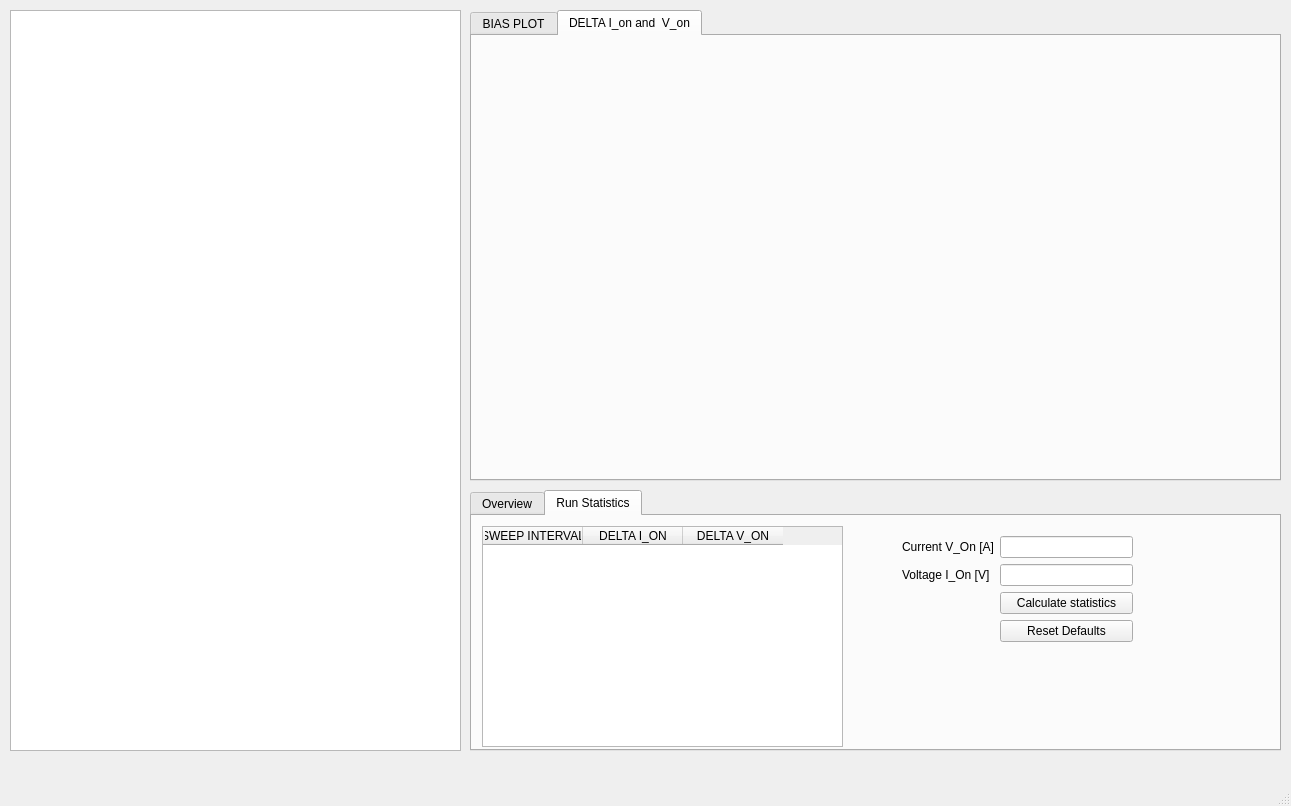
Above: BiasAnalyse/ui_files/bias_analyse.ui from ameysm/BiasAnalyse before the change. Below: the same form after it.
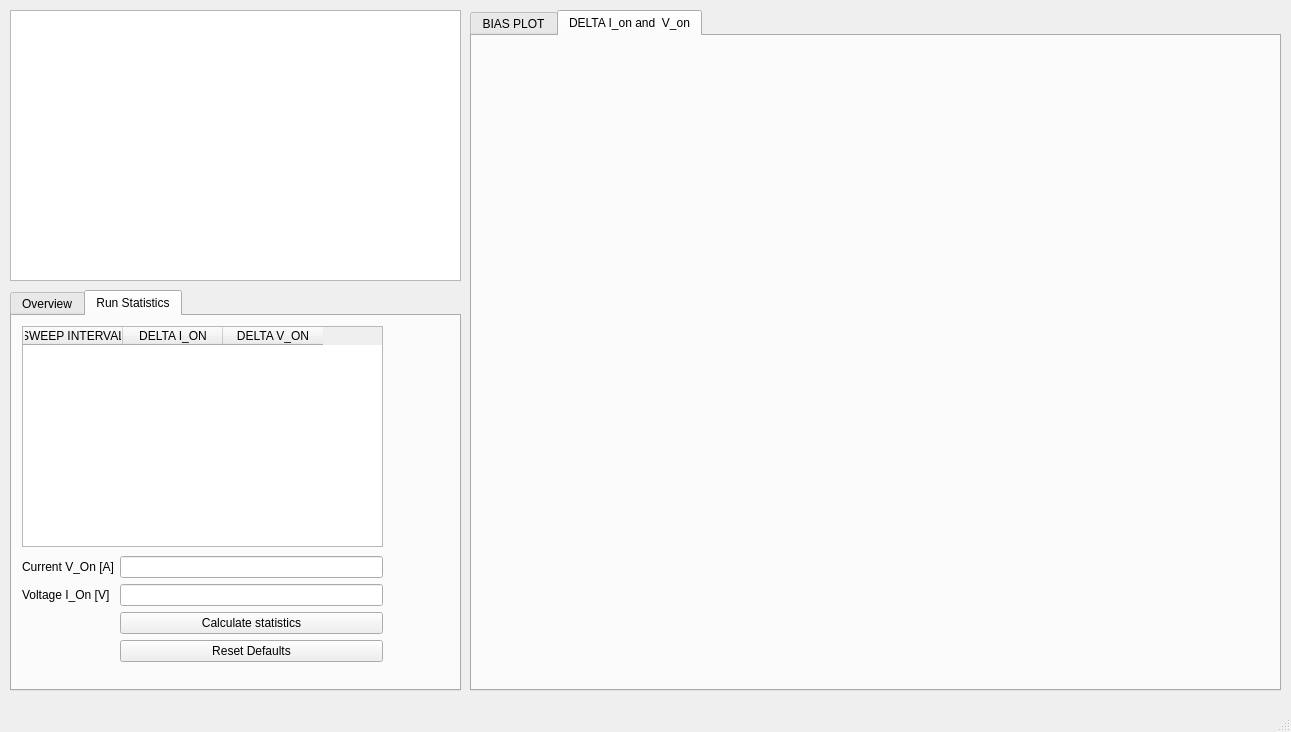
That is the form after the change. The open tabs and pages were chosen to show the change. Custom widgets are drawn as their Qt base class.

Patch:
```diff
--- a/BiasAnalyse/ui_files/bias_analyse.ui
+++ b/BiasAnalyse/ui_files/bias_analyse.ui
@@ -7,7 +7,7 @@
     <x>0</x>
     <y>0</y>
     <width>1291</width>
-    <height>806</height>
+    <height>732</height>
    </rect>
   </property>
   <property name="windowTitle">
@@ -20,17 +20,17 @@
       <x>10</x>
       <y>10</y>
       <width>451</width>
-      <height>741</height>
+      <height>271</height>
      </rect>
     </property>
    </widget>
    <widget class="QTabWidget" name="tabWidget">
     <property name="geometry">
      <rect>
-      <x>470</x>
-      <y>490</y>
-      <width>811</width>
-      <height>261</height>
+      <x>10</x>
+      <y>290</y>
+      <width>451</width>
+      <height>401</height>
      </rect>
     </property>
     <property name="currentIndex">
@@ -110,17 +110,15 @@
        </property>
       </column>
      </widget>
-     <widget class="QWidget" name="verticalLayoutWidget">
+     <widget class="QWidget" name="">
       <property name="geometry">
        <rect>
-        <x>430</x>
-        <y>20</y>
-        <width>231</width>
-        <height>141</height>
+        <x>10</x>
+        <y>240</y>
+        <width>361</width>
+        <height>111</height>
        </rect>
       </property>
-      <layout class="QVBoxLayout" name="verticalLayout">
-       <item>
         <layout class="QFormLayout" name="formLayout">
          <property name="fieldGrowthPolicy">
           <enum>QFormLayout::AllNonFixedFieldsGrow</enum>
@@ -160,8 +158,6 @@
           </widget>
          </item>
         </layout>
-       </item>
-      </layout>
      </widget>
     </widget>
    </widget>
@@ -171,7 +167,7 @@
       <x>470</x>
       <y>10</y>
       <width>811</width>
-      <height>471</height>
+      <height>681</height>
      </rect>
     </property>
     <property name="currentIndex">
@@ -202,7 +198,7 @@
         <x>10</x>
         <y>10</y>
         <width>791</width>
-        <height>421</height>
+        <height>631</height>
        </rect>
       </property>
      </widget>
```
Left out of the diff: 9 changed lines with no effect on the pictures. Lines whose indentation alone changed are shown as unchanged.
